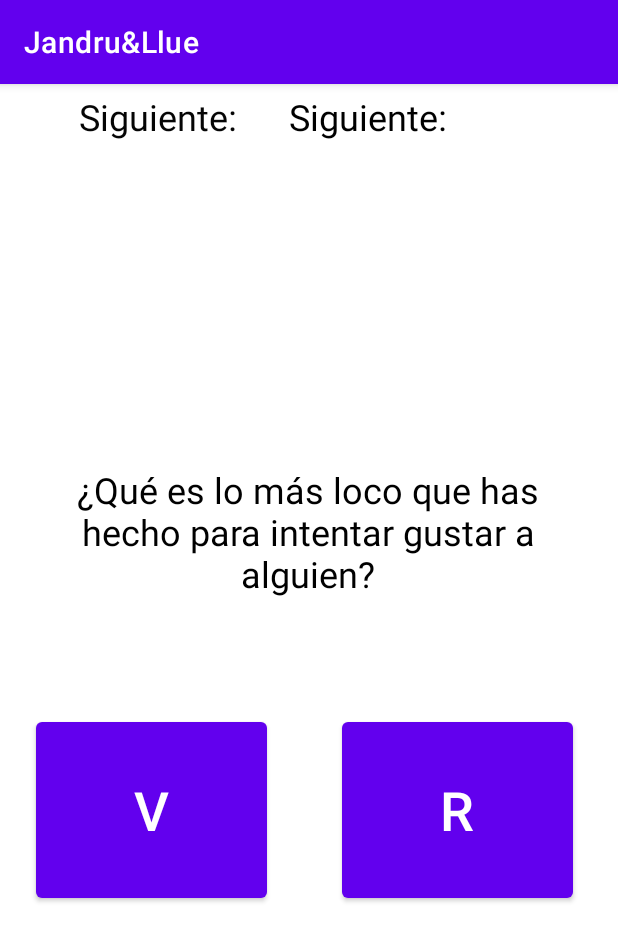
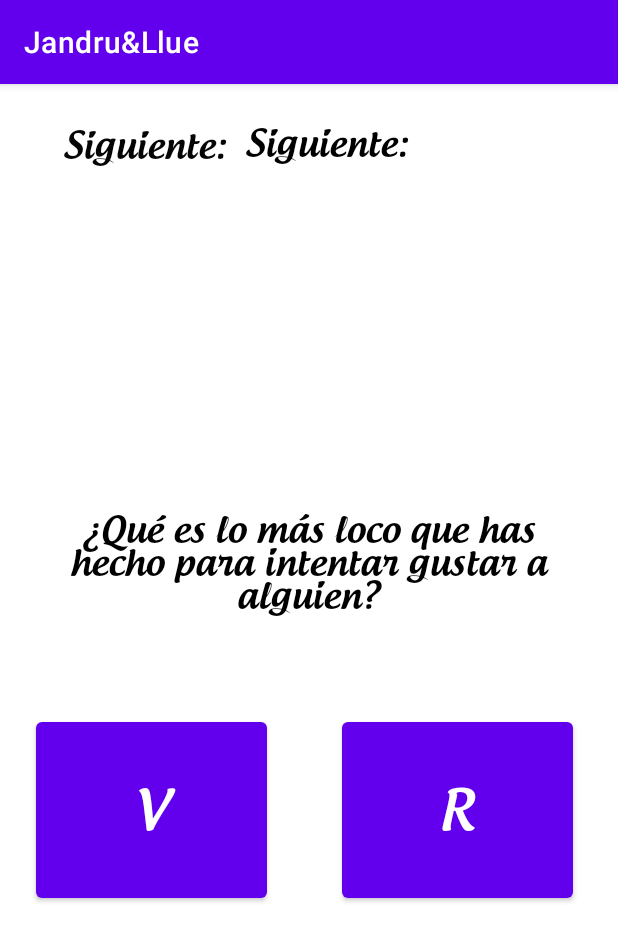
Before and after one commit to Jandru1/NightApp, an Android app: the VerdadoRetoCasoInicial screen opened directly, with no data from a screen before it, after a tap on an icon or button, on a phone screen of 412 x 824 dp. Shown: the top 941 px of the screen. Run offline under Robolectric (Android 15) with nearby library versions, the phone set to English and light mode, and no system bars; 7 statements that could not run were skipped.

Commit message:
cambios de letra menos listview

```diff
--- a/app/src/main/java/com/example/jandrullue/GamesModalities.java
+++ b/app/src/main/java/com/example/jandrullue/GamesModalities.java
@@ -36,6 +36,10 @@ public class GamesModalities extends AppCompatActivity {
         LaMoneda = findViewById(R.id.LaMoneda);
         YoNunca = findViewById(R.id.YoNunca);
 
+        Typeface robotoLight = Typeface.createFromAsset(getAssets(),"font/Androgyne_TB.otf");
+        VerdadoReto.setTypeface(robotoLight);
+        LaMoneda.setTypeface(robotoLight);
+        YoNunca.setTypeface(robotoLight);
 
         VerdadoReto.setOnClickListener(new View.OnClickListener() {
             @Override
--- a/app/src/main/java/com/example/jandrullue/VerdadoRetoCasoInicial.java
+++ b/app/src/main/java/com/example/jandrullue/VerdadoRetoCasoInicial.java
@@ -3,17 +3,22 @@ package com.example.jandrullue;
 import androidx.appcompat.app.AppCompatActivity;
 
 import android.content.Intent;
+import android.graphics.Typeface;
 import android.os.Bundle;
 import android.util.Log;
 import android.view.View;
 import android.widget.Button;
 import android.widget.TextView;
 
+import org.w3c.dom.Text;
+
 import java.util.ArrayList;
 
 public class VerdadoRetoCasoInicial extends AppCompatActivity {
 
     private TextView Jugador;
+    private TextView SiguienteJugador;
+
     private ArrayList<String> Jugadores;
     private Button VerdadButton;
     private Button RetoButton;
@@ -24,7 +29,14 @@ public class VerdadoRetoCasoInicial extends AppCompatActivity {
     protected void onCreate(Bundle savedInstanceState) {
         super.onCreate(savedInstanceState);
         setContentView(R.layout.activity_verdado_reto);
+
         Jugador = findViewById(R.id.Jugador);
+        SiguienteJugador = findViewById(R.id.SiguienteJugador);
+
+        Typeface robotoLight = Typeface.createFromAsset(getAssets(),"font/Androgyne_TB.otf");
+        SiguienteJugador.setTypeface(robotoLight);
+        Jugador.setTypeface(robotoLight);
+
         Jugadores = getIntent().getStringArrayListExtra("playerList");
 
         generarRandom();
@@ -33,6 +45,10 @@ public class VerdadoRetoCasoInicial extends AppCompatActivity {
 
         VerdadButton = findViewById(R.id.VerdadButton);
         RetoButton = findViewById(R.id.RetoButton);
+
+        VerdadButton.setTypeface(robotoLight);
+        RetoButton.setTypeface(robotoLight);
+
         Log.d("YOU Primer Jugador es :", ""+ Jugadores.get(n));
 
         VerdadButton.setOnClickListener(new View.OnClickListener() {
--- a/app/src/main/java/com/example/jandrullue/VerdadoRetoContinuo.java
+++ b/app/src/main/java/com/example/jandrullue/VerdadoRetoContinuo.java
@@ -2,6 +2,7 @@ package com.example.jandrullue;
 
 import androidx.appcompat.app.AppCompatActivity;
 
+import android.graphics.Typeface;
 import android.os.Bundle;
 import android.util.Log;
 import android.view.View;
@@ -23,6 +24,7 @@ public class VerdadoRetoContinuo extends AppCompatActivity {
     private TextView SiguienteJugador;
     private TextView JugadorJugando;
     private TextView Texto;
+    private TextView nada;
 
     private int n_Player;
     private int n_Verdad;
@@ -50,15 +52,26 @@ public class VerdadoRetoContinuo extends AppCompatActivity {
         PlayersList = getIntent().getStringArrayListExtra("jugadores");
         Verdad_o_Reto = getIntent().getExtras().getString("VerdadOReto");
         Primer_jugador = getIntent().getExtras().getString("PrimerJugador");
+
         SiguienteJugador = findViewById(R.id.JugadorSiguiente);
         JugadorJugando = findViewById(R.id.JugadorJugando);
         Texto = findViewById(R.id.RetoOVerdad);
+        nada = findViewById(R.id.nada);
+
+        Typeface robotoLight = Typeface.createFromAsset(getAssets(),"font/Androgyne_TB.otf");
+        SiguienteJugador.setTypeface(robotoLight);
+        JugadorJugando.setTypeface(robotoLight);
+        Texto.setTypeface(robotoLight);
+        nada.setTypeface(robotoLight);
 
         Log.d("El Primer jugador es", ""+ Primer_jugador);
         Log.d("El Primer VoR es:", ""+ Verdad_o_Reto);
 
         VerdadButton = findViewById(R.id.verdadButton);
         RetoButton = findViewById(R.id.retoButton);
+
+        VerdadButton.setTypeface(robotoLight);
+        RetoButton.setTypeface(robotoLight);
 
         if(Verdad_o_Reto.equals("verdad")){
             generarRandomVerdad();
--- a/app/src/main/java/com/example/jandrullue/YoNunca.java
+++ b/app/src/main/java/com/example/jandrullue/YoNunca.java
@@ -5,6 +5,7 @@ import java.util.Random;
 
 import android.content.Intent;
 import android.graphics.Color;
+import android.graphics.Typeface;
 import android.os.Bundle;
 import android.text.Layout;
 import android.util.Log;
@@ -85,6 +86,8 @@ public class YoNunca extends AppCompatActivity {
         Log.d("el tamaño es:", "el tamaño es : "+ YoNuncaPreguntas.size());
 
         Preguntas = (TextView) findViewById(R.id.Preguntas);
+        Typeface robotoLight = Typeface.createFromAsset(getAssets(),"font/Androgyne_TB.otf");
+        Preguntas.setTypeface(robotoLight);
         Preguntas.setText(YoNuncaPreguntas.get(n));
         Preguntas.setTextColor(Color.parseColor("#000000"));
         layout = findViewById(R.id.Layout);
--- a/app/src/main/java/com/example/jandrullue/YoNuncaLevels.java
+++ b/app/src/main/java/com/example/jandrullue/YoNuncaLevels.java
@@ -3,6 +3,7 @@ package com.example.jandrullue;
 import androidx.appcompat.app.AppCompatActivity;
 
 import android.content.Intent;
+import android.graphics.Typeface;
 import android.os.Bundle;
 import android.view.View;
 import android.widget.Button;
@@ -22,6 +23,9 @@ public class YoNuncaLevels extends AppCompatActivity {
        // MediumLevel = findViewById(R.id.MediumLevelButton);
         HotLevel = findViewById(R.id.HotLevelButton);
 
+        Typeface robotoLight = Typeface.createFromAsset(getAssets(),"font/Androgyne_TB.otf");
+        ChillLevel.setTypeface(robotoLight);
+        HotLevel.setTypeface(robotoLight);
 
         ChillLevel.setOnClickListener(new View.OnClickListener() {
             @Override
--- a/app/src/main/java/com/example/jandrullue/YoNuncaPacks.java
+++ b/app/src/main/java/com/example/jandrullue/YoNuncaPacks.java
@@ -3,6 +3,7 @@ package com.example.jandrullue;
 import androidx.appcompat.app.AppCompatActivity;
 
 import android.content.Intent;
+import android.graphics.Typeface;
 import android.os.Bundle;
 import android.view.View;
 import android.widget.Button;
@@ -20,6 +21,10 @@ public class YoNuncaPacks extends AppCompatActivity {
 
         Pack1Button = findViewById(R.id.Pack1Button);
         Pack2Button = findViewById(R.id.Pack2Button);
+
+        Typeface robotoLight = Typeface.createFromAsset(getAssets(),"font/Androgyne_TB.otf");
+        Pack1Button.setTypeface(robotoLight);
+        Pack2Button.setTypeface(robotoLight);
 
         Level = getIntent().getExtras().getString("Level");
 
--- a/app/src/main/res/layout/activity_main.xml
+++ b/app/src/main/res/layout/activity_main.xml
@@ -20,7 +20,8 @@
         app:layout_constraintLeft_toLeftOf="parent"
         app:layout_constraintRight_toRightOf="parent"
         app:layout_constraintTop_toTopOf="parent"
-        tools:text="Titulo Random" />
+        tools:text="Titulo Random"
+        />
 
     <Button
         android:id="@+id/startgame"
--- a/app/src/main/res/layout/activity_verdado_reto.xml
+++ b/app/src/main/res/layout/activity_verdado_reto.xml
@@ -36,7 +36,7 @@
         app:layout_constraintVertical_bias="0.0" />
 
     <TextView
-        android:id="@+id/textView2"
+        android:id="@+id/SiguienteJugador"
         android:layout_width="wrap_content"
         android:layout_height="wrap_content"
         android:layout_marginStart="180dp"
@@ -65,5 +65,5 @@
         app:layout_constraintBottom_toTopOf="@+id/VerdadButton"
         app:layout_constraintEnd_toEndOf="parent"
         app:layout_constraintStart_toStartOf="parent"
-        app:layout_constraintTop_toBottomOf="@+id/textView2" />
+        app:layout_constraintTop_toBottomOf="@+id/SiguienteJugador" />
 </androidx.constraintlayout.widget.ConstraintLayout>
--- a/app/src/main/res/layout/activity_verdado_reto_continuo.xml
+++ b/app/src/main/res/layout/activity_verdado_reto_continuo.xml
@@ -7,20 +7,35 @@
     tools:context=".VerdadoRetoContinuo">
 
     <TextView
+        android:id="@+id/nada"
+        android:layout_width="121dp"
+        android:layout_height="56dp"
+        android:layout_centerHorizontal="true"
+        android:layout_marginStart="42dp"
+        android:layout_marginTop="50dp"
+        android:layout_marginBottom="72dp"
+        android:text="Siguiente:"
+        android:textColor="#050505"
+        android:textSize="24sp"
+        app:layout_constraintBottom_toTopOf="@+id/JugadorJugando"
+        app:layout_constraintEnd_toStartOf="@+id/JugadorSiguiente"
+        app:layout_constraintStart_toStartOf="parent"
+        app:layout_constraintTop_toTopOf="parent"
+        tools:text="Siguiente:" />
+
+    <TextView
         android:id="@+id/JugadorSiguiente"
-        android:layout_width="107dp"
-        android:layout_height="55dp"
+        android:layout_width="109dp"
+        android:layout_height="56dp"
         android:layout_centerHorizontal="true"
-        android:layout_marginTop="35dp"
-        android:layout_marginEnd="112dp"
-        android:layout_marginBottom="364dp"
+        android:layout_marginTop="24dp"
+        android:layout_marginEnd="139dp"
         android:text="Siguiente:"
         android:textColor="#000000"
         android:textSize="24sp"
-        app:layout_constraintBottom_toTopOf="@+id/retoButton"
         app:layout_constraintEnd_toEndOf="parent"
+        app:layout_constraintStart_toEndOf="@+id/nada"
         app:layout_constraintTop_toTopOf="parent"
-        app:layout_constraintVertical_bias="0.857"
         tools:text="Siguiente:" />
 
     <Button
@@ -53,30 +68,12 @@
         tools:text="V" />
 
     <TextView
-        android:id="@+id/nada"
-        android:layout_width="107dp"
-        android:layout_height="55dp"
-        android:layout_centerHorizontal="true"
-        android:layout_marginTop="35dp"
-        android:layout_marginEnd="252dp"
-        android:layout_marginBottom="364dp"
-        android:text="Siguiente:"
-        android:textColor="#050505"
-        android:textSize="24sp"
-        app:layout_constraintBottom_toTopOf="@+id/retoButton"
-        app:layout_constraintEnd_toEndOf="parent"
-        app:layout_constraintTop_toTopOf="parent"
-        app:layout_constraintVertical_bias="0.857"
-        tools:text="Siguiente:" />
-
-    <TextView
-
         android:id="@+id/RetoOVerdad"
-        android:gravity="center"
         android:layout_width="356dp"
         android:layout_height="219dp"
         android:layout_centerHorizontal="true"
         android:layout_marginTop="128dp"
+        android:gravity="center"
         android:textColor="#000000"
         android:textSize="24sp"
         app:layout_constraintEnd_toEndOf="parent"
```
Also changed, not shown: app/src/main/java/com/example/jandrullue/ChoosePlayers.java (+7 -1 lines), app/src/main/java/com/example/jandrullue/MainActivity.java (+10 -0 lines), app/src/main/res/layout/activity_choose_players.xml (+9 -4 lines), app/src/main/res/layout/activity_yo_nunca.xml (+5 -3 lines), app/src/main/assets/font/Androgyne_TB.otf (added), app/src/main/assets/font/aaaiight.ttf (added), app/src/main/assets/font/selima.ttf (added).
